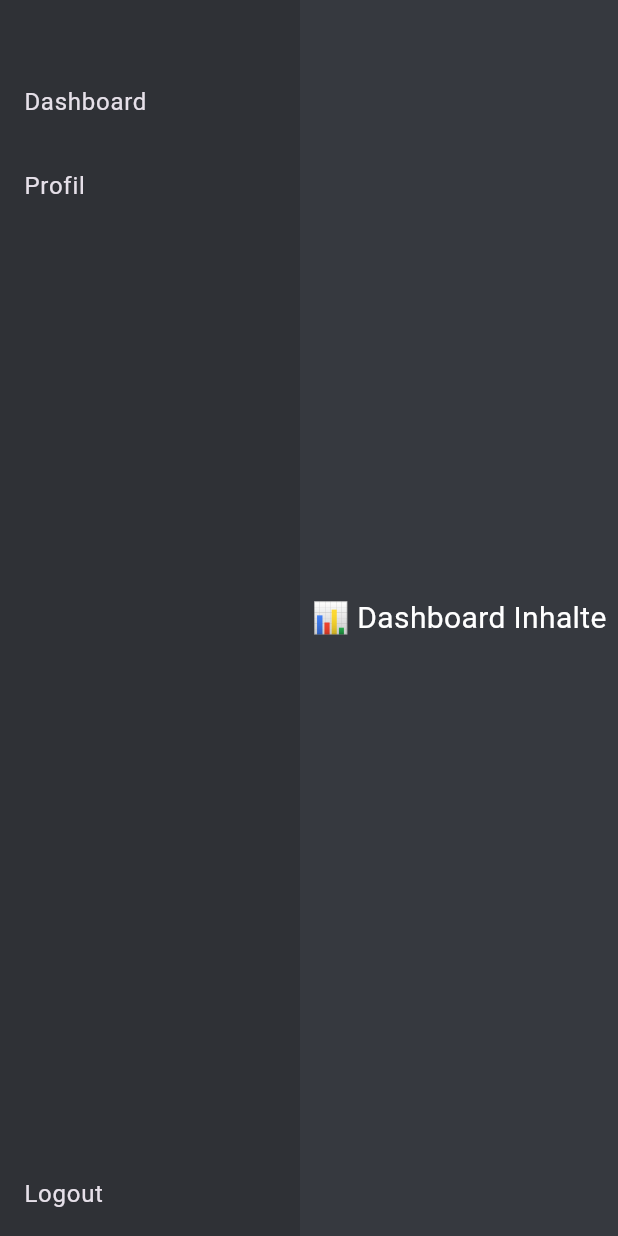
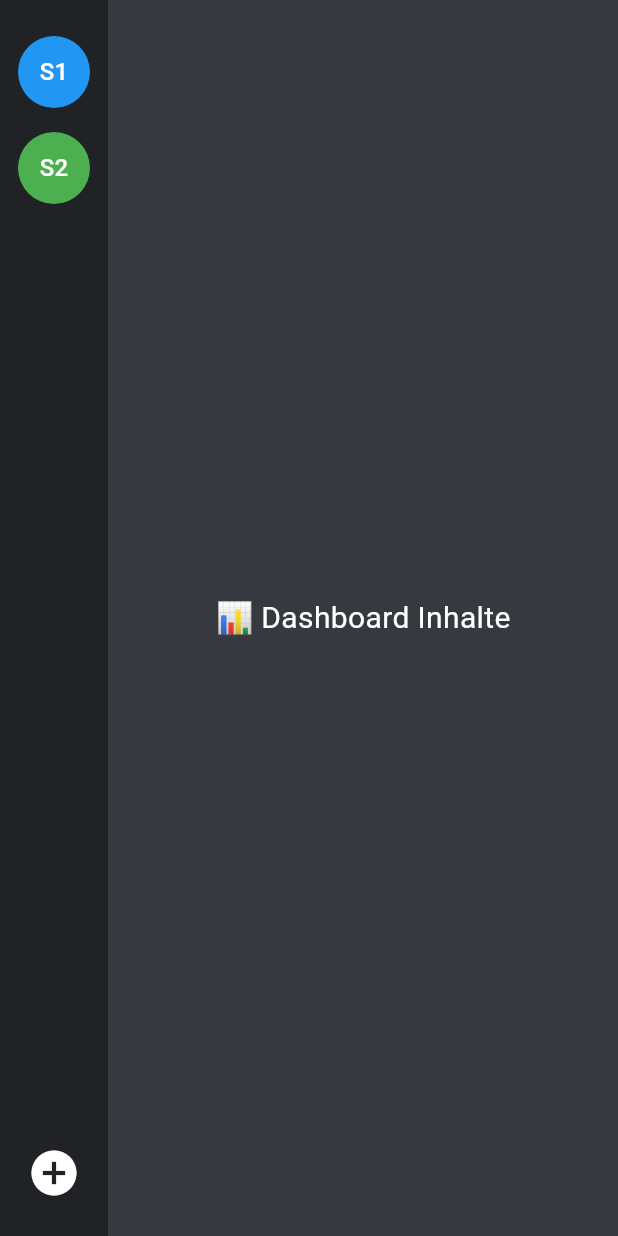
Before and after one commit to simonzander/PeerWave, a Flutter app: the AppLayout screen opened by its route, on a phone screen of 412 x 824 dp. Run offline on Flutter 3.47's test engine with Material 3 defaults, Android fonts, the phone set to English and light mode, and no system bars; our stand-ins replace go_router; missing offline and left inert: dart:js.

```diff
--- a/client/lib/app/app_layout.dart
+++ b/client/lib/app/app_layout.dart
@@ -1,8 +1,7 @@
 import 'package:flutter/material.dart';
-import 'package:go_router/go_router.dart';
-import '../services/auth_service.dart';
 import 'dashboard_page.dart';
-import 'profile_page.dart';
+import 'server_panel.dart';
+import '../auth/auth_layout.dart';
 
 class AppLayout extends StatefulWidget {
   const AppLayout({super.key});
@@ -13,45 +12,53 @@ class AppLayout extends StatefulWidget {
 
 class _AppLayoutState extends State<AppLayout> {
   Widget currentPage = const DashboardPage();
+  bool showLogin = false;
 
-  void _setPage(Widget page) {
+  // Removed unused _setPage method
+
+  void _showLoginPage() {
     setState(() {
-      currentPage = page;
+      showLogin = true;
+    });
+  }
+
+  void _hideLoginPage() {
+    setState(() {
+      showLogin = false;
     });
   }
 
   @override
   Widget build(BuildContext context) {
     return Scaffold(
-      body: Row(
+      body: Stack(
         children: [
-          // Sidebar
-          Container(
-            width: 200,
-            color: const Color(0xFF2F3136),
-            child: Column(
+          Row(
             children: [
-                const SizedBox(height: 40),
-                ListTile(
-                  title: const Text("Dashboard"),
-                  onTap: () => _setPage(const DashboardPage()),
+              // Discord-like Server Panel
+              ServerPanel(
+                onAddServer: _showLoginPage,
+                serverIcons: [
+                  // Example server icons
+                  Padding(
+                    padding: const EdgeInsets.symmetric(vertical: 8.0),
+                    child: CircleAvatar(
+                      radius: 24,
+                      backgroundColor: Colors.blue,
+                      child: const Text('S1', style: TextStyle(color: Colors.white)),
                     ),
-                ListTile(
-                  title: const Text("Profil"),
-                  onTap: () => _setPage(const ProfilePage()),
                   ),
-                const Spacer(),
-                ListTile(
-                  title: const Text("Logout"),
-                  onTap: () {
-                    AuthService.logout();
-                    context.go("/login");
-                  },
+                  Padding(
+                    padding: const EdgeInsets.symmetric(vertical: 8.0),
+                    child: CircleAvatar(
+                      radius: 24,
+                      backgroundColor: Colors.green,
+                      child: const Text('S2', style: TextStyle(color: Colors.white)),
+                    ),
                   ),
                 ],
               ),
-          ),
-          // Content
+              // Main content
               Expanded(
                 child: Container(
                   color: const Color(0xFF36393F),
@@ -60,6 +67,33 @@ class _AppLayoutState extends State<AppLayout> {
               ),
             ],
           ),
+          if (showLogin)
+            Container(
+              color: Colors.black.withOpacity(0.7),
+              child: Center(
+                child: SizedBox(
+                  width: 350,
+                  child: Material(
+                    color: Colors.transparent,
+                    child: Stack(
+                      children: [
+                        AuthLayout(),
+                        Positioned(
+                          top: 8,
+                          right: 8,
+                          child: IconButton(
+                            icon: const Icon(Icons.close, color: Colors.white),
+                            onPressed: _hideLoginPage,
+                          ),
+                        ),
+                      ],
+                    ),
+                  ),
+                ),
+              ),
+            ),
+        ],
+      ),
     );
   }
 }
--- /dev/null
+++ b/client/lib/app/server_panel.dart
@@ -0,0 +1,33 @@
+import 'package:flutter/material.dart';
+
+class ServerPanel extends StatelessWidget {
+  final void Function()? onAddServer;
+  final List<Widget> serverIcons;
+
+  const ServerPanel({
+    super.key,
+    required this.onAddServer,
+    required this.serverIcons,
+  });
+
+  @override
+  Widget build(BuildContext context) {
+    return Container(
+      width: 72,
+      color: const Color(0xFF202225),
+      child: Column(
+        children: [
+          const SizedBox(height: 16),
+          ...serverIcons,
+          const Spacer(),
+          IconButton(
+            icon: const Icon(Icons.add_circle, color: Colors.white, size: 36),
+            onPressed: onAddServer,
+            tooltip: 'Add Server',
+          ),
+          const SizedBox(height: 16),
+        ],
+      ),
+    );
+  }
+}
```
Also changed, not shown: client/lib/auth/auth_layout.dart (+26 -21 lines), client/lib/auth/webauthn_helper.dart (added, +7 -0 lines), client/lib/auth/webauthn_helper_web.dart (added, +8 -0 lines), 7 other files. Lines whose indentation alone changed are shown as unchanged.
